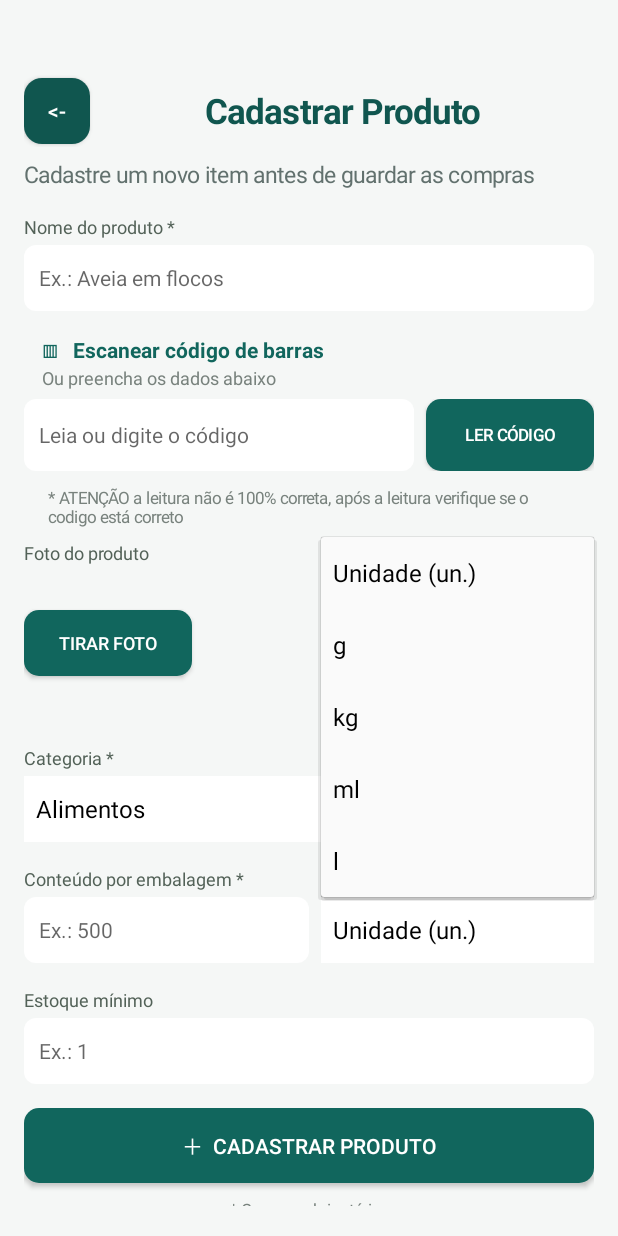
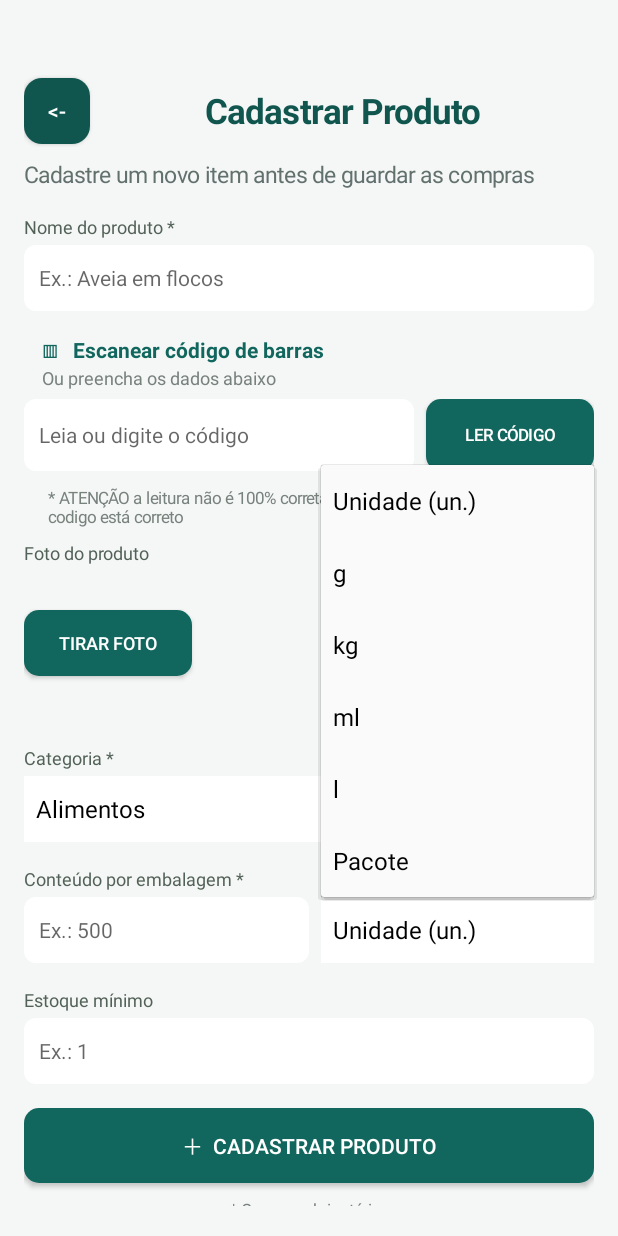
Before and after one commit to RafaelNyland/DespensaOrganizada, an Android app: the CadastroProdutoActivity screen opened directly, with no data from a screen before it, after a tap on "Unidade (un.)", on a phone screen of 412 x 824 dp. Run offline under Robolectric (Android 15) with nearby library versions, the phone set to English and light mode, and no system bars; libraries missing offline, so code that uses them is left out: com.google.mlkit.vision.

Commit message:
Alteracao unidade

```diff
--- a/app/src/main/java/br/com/dispensa/CadastroProdutoActivity.kt
+++ b/app/src/main/java/br/com/dispensa/CadastroProdutoActivity.kt
@@ -198,7 +198,7 @@ class CadastroProdutoActivity : Activity() {
             adapter = android.widget.ArrayAdapter(
                 this@CadastroProdutoActivity,
                 android.R.layout.simple_spinner_dropdown_item,
-                listOf("Unidade (un.)", "g", "kg", "ml", "l")
+                listOf("Unidade (un.)", "g", "kg", "ml", "l", "Pacote")
             )
             setBackgroundColor(0xFFFFFFFF.toInt())
         }
```
